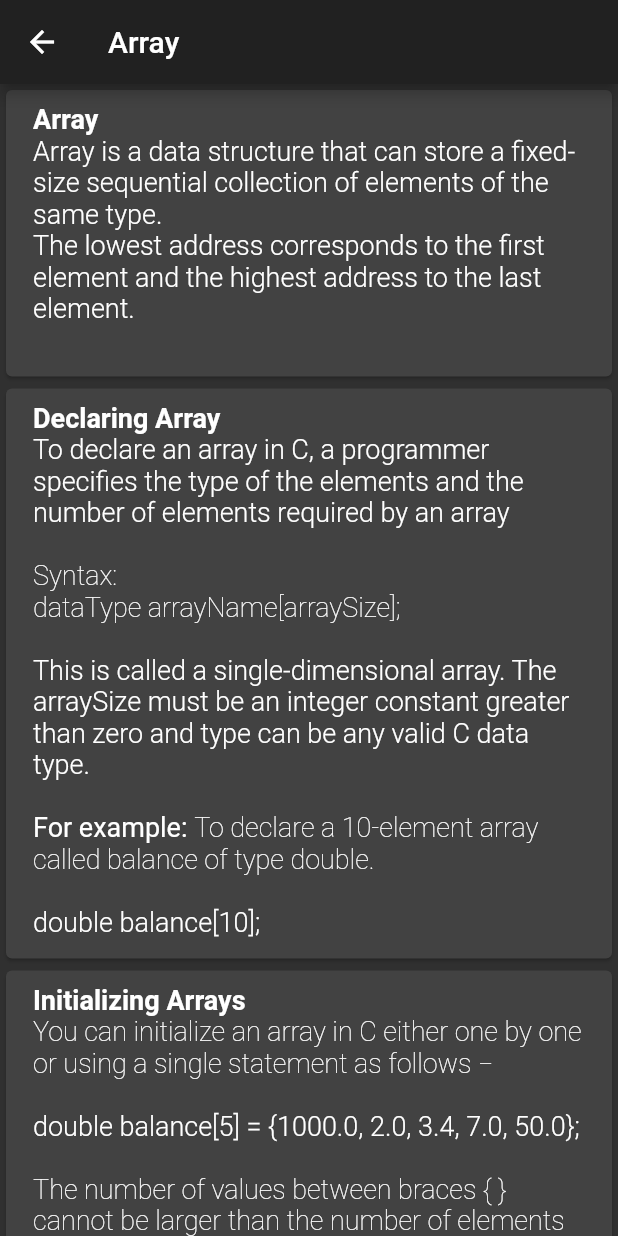
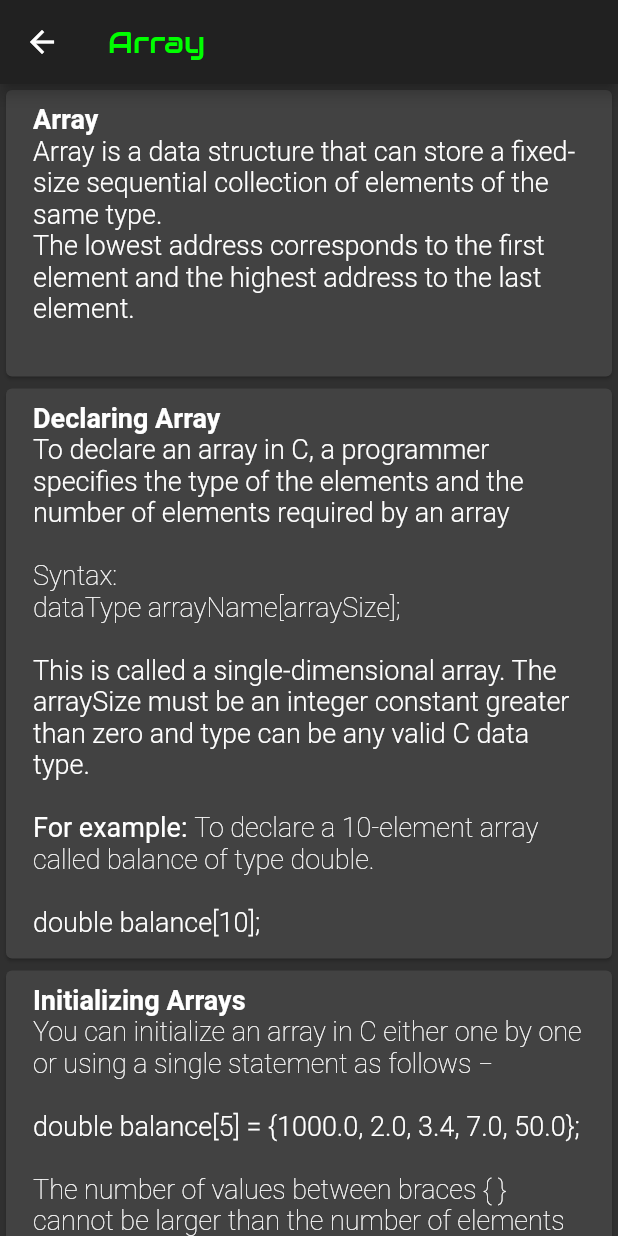
Before and after one commit to enzaimz/c_made_easy, a Flutter app: the Array screen opened directly, on a phone screen of 412 x 824 dp. Run offline on Flutter 3.47's test engine with Material 2 defaults, Android fonts, the phone set to English and light mode, and no system bars; our stand-ins replace flutter_markdown; missing offline and left inert: link.

Commit message:
arrays updated

```diff
--- a/lib/theory/array.dart
+++ b/lib/theory/array.dart
@@ -5,7 +5,7 @@ class Array extends StatelessWidget {
   Widget build(BuildContext context) {
     return Scaffold(
         appBar: AppBar(
-          title: Text("Array"),
+          title: Hero(tag: 'array',child: Text("Array",style: TextStyle(fontFamily: 'Audiowide',color: Color(0xFF00FF00) ),)),
         ),
         body: ListView(
           children: <Widget>[
```
